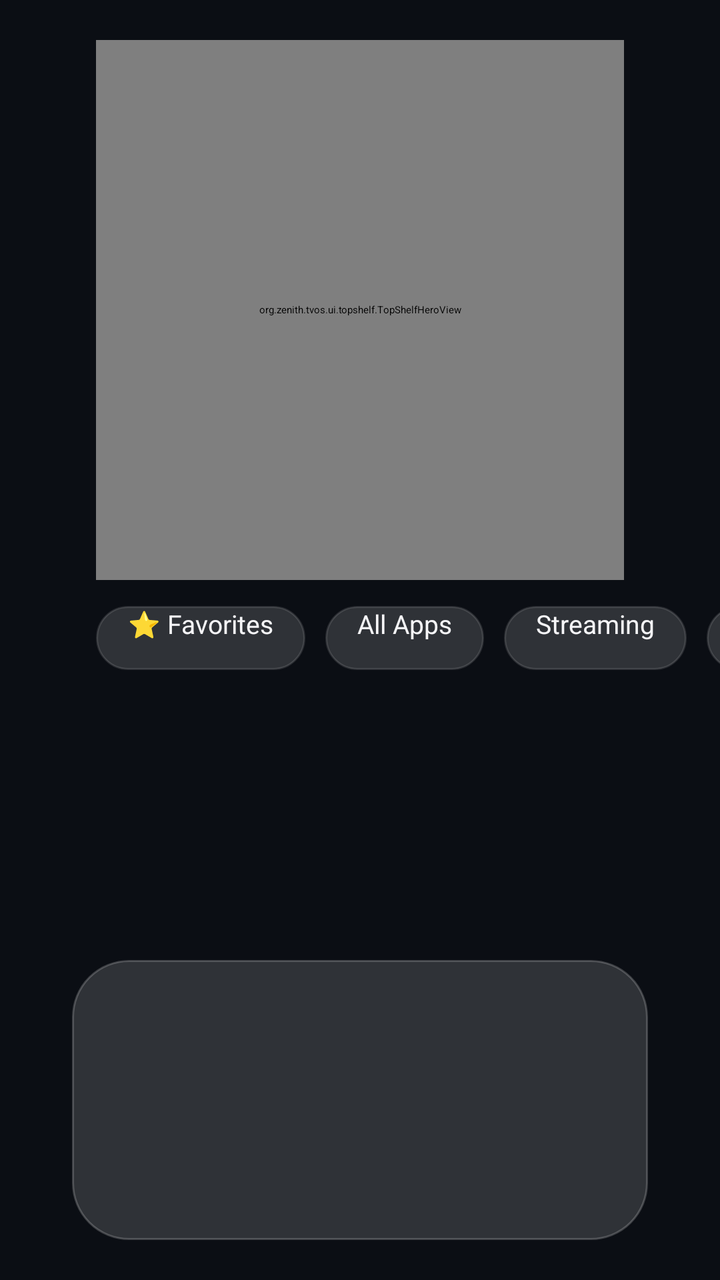
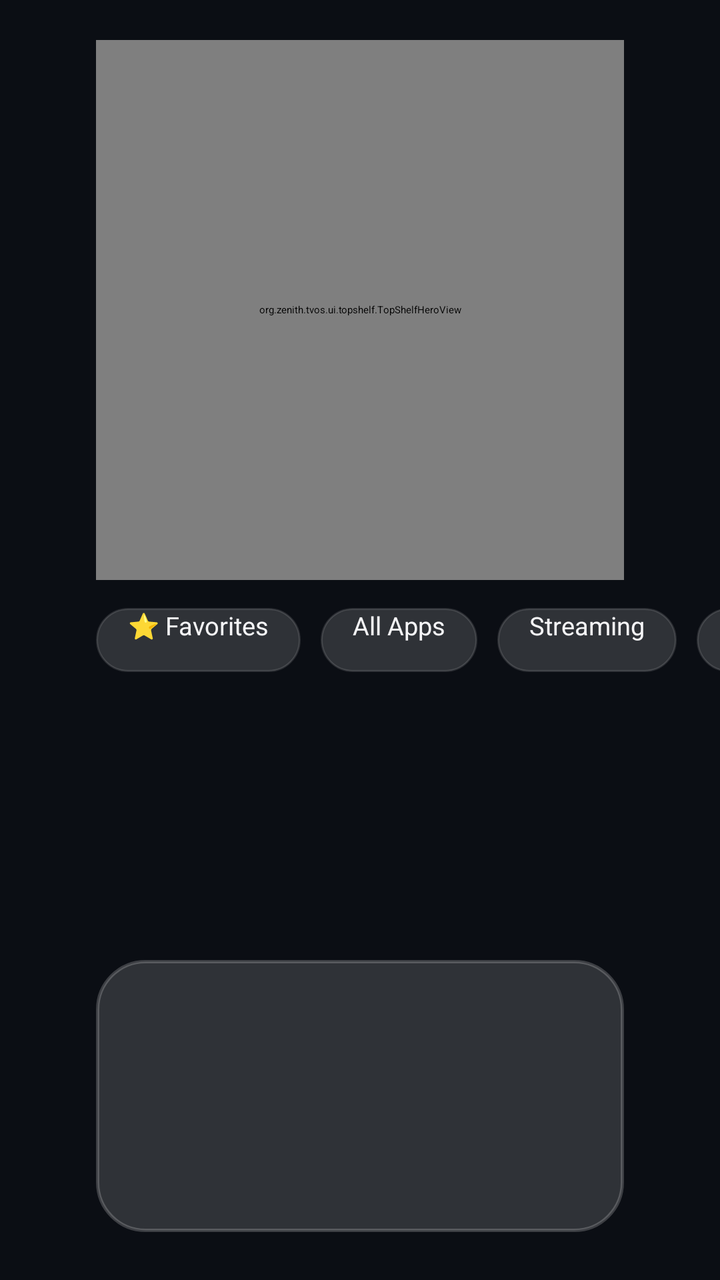

Two renders of the same Android screen: before a commit and after it. Below are the layout's source before the change and the commit's diff.
<!-- AndroidManifest.xml: activity theme Theme.ZenithTvOS.Launcher -->
<!-- res/layout/activity_main.xml -->
<?xml version="1.0" encoding="utf-8"?>
<RelativeLayout xmlns:android="http://schemas.android.com/apk/res/android"
    android:id="@+id/rootContainer"
    android:layout_width="match_parent"
    android:layout_height="match_parent"
    android:background="@color/tvos_background"
    android:clipChildren="false"
    android:clipToPadding="false">

    
    <org.zenith.tvos.ui.topshelf.TopShelfHeroView
        android:id="@+id/topShelfHero"
        android:layout_width="match_parent"
        android:layout_height="270dp"
        android:layout_alignParentTop="true"
        android:layout_marginHorizontal="48dp"
        android:layout_marginTop="20dp"
        android:clipChildren="false" />

    
    <HorizontalScrollView
        android:id="@+id/categoryPillsScroll"
        android:layout_width="match_parent"
        android:layout_height="38dp"
        android:layout_below="@id/topShelfHero"
        android:layout_marginHorizontal="48dp"
        android:layout_marginTop="10dp"
        android:scrollbars="none"
        android:overScrollMode="never">

        <LinearLayout
            android:id="@+id/categoryPillsLayout"
            android:layout_width="wrap_content"
            android:layout_height="match_parent"
            android:gravity="center_vertical"
            android:orientation="horizontal">

            <Button
                android:id="@+id/pillFavorites"
                android:layout_width="wrap_content"
                android:layout_height="32dp"
                android:layout_marginEnd="10dp"
                android:background="@drawable/bg_category_pill"
                android:focusable="true"
                android:paddingHorizontal="16dp"
                android:text="⭐ Favorites"
                android:textAllCaps="false"
                android:textColor="@color/tvos_text_primary"
                android:textSize="13sp" />

            <Button
                android:id="@+id/pillAll"
                android:layout_width="wrap_content"
                android:layout_height="32dp"
                android:layout_marginEnd="10dp"
                android:background="@drawable/bg_category_pill"
                android:focusable="true"
                android:paddingHorizontal="16dp"
                android:text="All Apps"
                android:textAllCaps="false"
                android:textColor="@color/tvos_text_primary"
                android:textSize="13sp" />

            <Button
                android:id="@+id/pillStreaming"
                android:layout_width="wrap_content"
                android:layout_height="32dp"
                android:layout_marginEnd="10dp"
                android:background="@drawable/bg_category_pill"
                android:focusable="true"
                android:paddingHorizontal="16dp"
                android:text="Streaming"
                android:textAllCaps="false"
                android:textColor="@color/tvos_text_primary"
                android:textSize="13sp" />

            <Button
                android:id="@+id/pillMusic"
                android:layout_width="wrap_content"
                android:layout_height="32dp"
                android:layout_marginEnd="10dp"
                android:background="@drawable/bg_category_pill"
                android:focusable="true"
                android:paddingHorizontal="16dp"
                android:text="Music"
                android:textAllCaps="false"
                android:textColor="@color/tvos_text_primary"
                android:textSize="13sp" />

            <Button
                android:id="@+id/pillGaming"
                android:layout_width="wrap_content"
                android:layout_height="32dp"
                android:layout_marginEnd="10dp"
                android:background="@drawable/bg_category_pill"
                android:focusable="true"
                android:paddingHorizontal="16dp"
                android:text="Games"
                android:textAllCaps="false"
                android:textColor="@color/tvos_text_primary"
                android:textSize="13sp" />

            <Button
                android:id="@+id/pillTools"
                android:layout_width="wrap_content"
                android:layout_height="32dp"
                android:layout_marginEnd="10dp"
                android:background="@drawable/bg_category_pill"
                android:focusable="true"
                android:paddingHorizontal="16dp"
                android:text="Tools"
                android:textAllCaps="false"
                android:textColor="@color/tvos_text_primary"
                android:textSize="13sp" />

            <Button
                android:id="@+id/pillSystem"
                android:layout_width="wrap_content"
                android:layout_height="32dp"
                android:layout_marginEnd="10dp"
                android:background="@drawable/bg_category_pill"
                android:focusable="true"
                android:paddingHorizontal="16dp"
                android:text="System"
                android:textAllCaps="false"
                android:textColor="@color/tvos_text_primary"
                android:textSize="13sp" />

        </LinearLayout>
    </HorizontalScrollView>

    
    <TextView
        android:id="@+id/focusedAppName"
        android:layout_width="wrap_content"
        android:layout_height="wrap_content"
        android:layout_above="@id/dockContainer"
        android:layout_centerHorizontal="true"
        android:layout_marginBottom="8dp"
        android:fontFamily="sans-serif-medium"
        android:text=""
        android:textColor="@color/tvos_text_primary"
        android:textSize="16sp"
        android:alpha="0.9" />

    
    <FrameLayout
        android:id="@+id/dockContainer"
        android:layout_width="match_parent"
        android:layout_height="140dp"
        android:layout_alignParentBottom="true"
        android:layout_marginHorizontal="36dp"
        android:layout_marginBottom="20dp"
        android:background="@drawable/bg_frosted_dock"
        android:clipChildren="false"
        android:clipToPadding="false"
        android:paddingHorizontal="20dp"
        android:paddingVertical="6dp">

        <androidx.recyclerview.widget.RecyclerView
            android:id="@+id/appRecyclerView"
            android:layout_width="match_parent"
            android:layout_height="match_parent"
            android:clipChildren="false"
            android:clipToPadding="false"
            android:descendantFocusability="afterDescendants"
            android:overScrollMode="never" />

    </FrameLayout>

</RelativeLayout>
<!-- resources referenced by this layout -->
<resources>
  <color name="tvos_background">#0B0E14</color>
  <color name="tvos_text_primary">#F5F5F7</color>
  <!-- drawable bg_category_pill (drawable) -->
  <?xml version="1.0" encoding="utf-8"?>
  <selector xmlns:android="http://schemas.android.com/apk/res/android">
      <item android:state_focused="true">
          <shape android:shape="rectangle">
              <corners android:radius="18dp" />
              <solid android:color="#FFFFFFFF" />
              <stroke android:width="2dp" android:color="#2997FF" />
          </shape>
      </item>
      <item android:state_selected="true">
          <shape android:shape="rectangle">
              <corners android:radius="18dp" />
              <solid android:color="#332997FF" />
              <stroke android:width="1dp" android:color="#2997FF" />
          </shape>
      </item>
      <item>
          <shape android:shape="rectangle">
              <corners android:radius="18dp" />
              <solid android:color="#26FFFFFF" />
              <stroke android:width="1dp" android:color="#20FFFFFF" />
          </shape>
      </item>
  </selector>
  <!-- drawable bg_frosted_dock (drawable) -->
  <?xml version="1.0" encoding="utf-8"?>
  <shape xmlns:android="http://schemas.android.com/apk/res/android"
      android:shape="rectangle">
      <corners android:radius="28dp" />
      <solid android:color="#26FFFFFF" />
      <stroke
          android:width="1dp"
          android:color="#33FFFFFF" />
  </shape>
  <style name="Theme.ZenithTvOS.Launcher" parent="Theme.ZenithTvOS">
          <item name="android:windowShowWallpaper">false</item>
          <item name="android:windowDisablePreview">true</item>
          <item name="android:windowAnimationStyle">@null</item>
      </style>
  <style name="Theme.ZenithTvOS" parent="Theme.Leanback">
          <item name="android:windowBackground">@color/tvos_background</item>
          <item name="android:textColorPrimary">@color/tvos_text_primary</item>
          <item name="android:textColorSecondary">@color/tvos_text_secondary</item>
          <item name="android:windowNoTitle">true</item>
          <item name="android:windowFullscreen">true</item>
      </style>
  <color name="tvos_text_secondary">#8E8E93</color>
</resources>

<!-- the commit's change to res/layout/activity_main.xml (unified diff, before → after) -->
@@ -13,7 +13,10 @@
         android:layout_width="match_parent"
         android:layout_height="270dp"
         android:layout_alignParentTop="true"
-        android:layout_marginHorizontal="48dp"
+        android:layout_marginStart="48dp"
+        android:layout_marginEnd="48dp"
+        android:layout_marginLeft="48dp"
+        android:layout_marginRight="48dp"
         android:layout_marginTop="20dp"
         android:clipChildren="false" />
 
@@ -21,10 +24,13 @@
     <HorizontalScrollView
         android:id="@+id/categoryPillsScroll"
         android:layout_width="match_parent"
-        android:layout_height="38dp"
+        android:layout_height="36dp"
         android:layout_below="@id/topShelfHero"
-        android:layout_marginHorizontal="48dp"
-        android:layout_marginTop="10dp"
+        android:layout_marginStart="48dp"
+        android:layout_marginEnd="48dp"
+        android:layout_marginLeft="48dp"
+        android:layout_marginRight="48dp"
+        android:layout_marginTop="12dp"
         android:scrollbars="none"
         android:overScrollMode="never">
 
@@ -40,91 +46,112 @@
                 android:layout_width="wrap_content"
                 android:layout_height="32dp"
                 android:layout_marginEnd="10dp"
-                android:background="@drawable/bg_category_pill"
-                android:focusable="true"
+                android:layout_marginRight="10dp"
+                android:background="@drawable/bg_category_pill"
+                android:focusable="true"
+                android:nextFocusUp="@+id/btnTopShelfPlay"
+                android:nextFocusDown="@+id/appRecyclerView"
                 android:paddingHorizontal="16dp"
                 android:text="⭐ Favorites"
                 android:textAllCaps="false"
                 android:textColor="@color/tvos_text_primary"
-                android:textSize="13sp" />
+                android:textSize="12.5sp" />
 
             <Button
                 android:id="@+id/pillAll"
                 android:layout_width="wrap_content"
                 android:layout_height="32dp"
                 android:layout_marginEnd="10dp"
-                android:background="@drawable/bg_category_pill"
-                android:focusable="true"
+                android:layout_marginRight="10dp"
+                android:background="@drawable/bg_category_pill"
+                android:focusable="true"
+                android:nextFocusUp="@+id/btnTopShelfPlay"
+                android:nextFocusDown="@+id/appRecyclerView"
                 android:paddingHorizontal="16dp"
                 android:text="All Apps"
                 android:textAllCaps="false"
                 android:textColor="@color/tvos_text_primary"
-                android:textSize="13sp" />
+                android:textSize="12.5sp" />
 
             <Button
                 android:id="@+id/pillStreaming"
                 android:layout_width="wrap_content"
                 android:layout_height="32dp"
                 android:layout_marginEnd="10dp"
-                android:background="@drawable/bg_category_pill"
-                android:focusable="true"
+                android:layout_marginRight="10dp"
+                android:background="@drawable/bg_category_pill"
+                android:focusable="true"
+                android:nextFocusUp="@+id/btnTopShelfPlay"
+                android:nextFocusDown="@+id/appRecyclerView"
                 android:paddingHorizontal="16dp"
                 android:text="Streaming"
                 android:textAllCaps="false"
                 android:textColor="@color/tvos_text_primary"
-                android:textSize="13sp" />
+                android:textSize="12.5sp" />
 
             <Button
                 android:id="@+id/pillMusic"
                 android:layout_width="wrap_content"
                 android:layout_height="32dp"
                 android:layout_marginEnd="10dp"
-                android:background="@drawable/bg_category_pill"
-                android:focusable="true"
+                android:layout_marginRight="10dp"
+                android:background="@drawable/bg_category_pill"
+                android:focusable="true"
+                android:nextFocusUp="@+id/btnTopShelfPlay"
+                android:nextFocusDown="@+id/appRecyclerView"
                 android:paddingHorizontal="16dp"
                 android:text="Music"
                 android:textAllCaps="false"
                 android:textColor="@color/tvos_text_primary"
-                android:textSize="13sp" />
+                android:textSize="12.5sp" />
 
             <Button
                 android:id="@+id/pillGaming"
                 android:layout_width="wrap_content"
                 android:layout_height="32dp"
                 android:layout_marginEnd="10dp"
-                android:background="@drawable/bg_category_pill"
-                android:focusable="true"
+                android:layout_marginRight="10dp"
+                android:background="@drawable/bg_category_pill"
+                android:focusable="true"
+                android:nextFocusUp="@+id/btnTopShelfPlay"
+                android:nextFocusDown="@+id/appRecyclerView"
                 android:paddingHorizontal="16dp"
                 android:text="Games"
                 android:textAllCaps="false"
                 android:textColor="@color/tvos_text_primary"
-                android:textSize="13sp" />
+                android:textSize="12.5sp" />
 
             <Button
                 android:id="@+id/pillTools"
                 android:layout_width="wrap_content"
                 android:layout_height="32dp"
                 android:layout_marginEnd="10dp"
-                android:background="@drawable/bg_category_pill"
-                android:focusable="true"
+                android:layout_marginRight="10dp"
+                android:background="@drawable/bg_category_pill"
+                android:focusable="true"
+                android:nextFocusUp="@+id/btnTopShelfPlay"
+                android:nextFocusDown="@+id/appRecyclerView"
                 android:paddingHorizontal="16dp"
                 android:text="Tools"
                 android:textAllCaps="false"
                 android:textColor="@color/tvos_text_primary"
-                android:textSize="13sp" />
+                android:textSize="12.5sp" />
 
             <Button
                 android:id="@+id/pillSystem"
                 android:layout_width="wrap_content"
                 android:layout_height="32dp"
                 android:layout_marginEnd="10dp"
-                android:background="@drawable/bg_category_pill"
-                android:focusable="true"
+                android:layout_marginRight="10dp"
+                android:background="@drawable/bg_category_pill"
+                android:focusable="true"
+                android:nextFocusUp="@+id/btnTopShelfPlay"
+                android:nextFocusDown="@+id/appRecyclerView"
                 android:paddingHorizontal="16dp"
                 android:text="System"
                 android:textAllCaps="false"
                 android:textColor="@color/tvos_text_primary"
-                android:textSize="13sp" />
+                android:textSize="12.5sp" />
 
         </LinearLayout>
     </HorizontalScrollView>
@@ -136,26 +163,29 @@
         android:layout_height="wrap_content"
         android:layout_above="@id/dockContainer"
         android:layout_centerHorizontal="true"
-        android:layout_marginBottom="8dp"
+        android:layout_marginBottom="6dp"
         android:fontFamily="sans-serif-medium"
         android:text=""
         android:textColor="@color/tvos_text_primary"
-        android:textSize="16sp"
-        android:alpha="0.9" />
+        android:textSize="15sp"
+        android:alpha="0.85" />
 
     
     <FrameLayout
         android:id="@+id/dockContainer"
         android:layout_width="match_parent"
-        android:layout_height="140dp"
+        android:layout_height="136dp"
         android:layout_alignParentBottom="true"
-        android:layout_marginHorizontal="36dp"
-        android:layout_marginBottom="20dp"
+        android:layout_marginStart="48dp"
+        android:layout_marginEnd="48dp"
+        android:layout_marginLeft="48dp"
+        android:layout_marginRight="48dp"
+        android:layout_marginBottom="24dp"
         android:background="@drawable/bg_frosted_dock"
         android:clipChildren="false"
         android:clipToPadding="false"
         android:paddingHorizontal="20dp"
-        android:paddingVertical="6dp">
+        android:paddingVertical="8dp">
 
         <androidx.recyclerview.widget.RecyclerView
             android:id="@+id/appRecyclerView"
@@ -163,6 +193,7 @@
             android:layout_height="match_parent"
             android:clipChildren="false"
             android:clipToPadding="false"
+            android:nextFocusUp="@+id/pillFavorites"
             android:descendantFocusability="afterDescendants"
             android:overScrollMode="never" />
 
<!-- resource entries referenced after the edit -->
@@ -31,10 +31,10 @@
   <?xml version="1.0" encoding="utf-8"?>
   <shape xmlns:android="http://schemas.android.com/apk/res/android"
       android:shape="rectangle">
-      <corners android:radius="28dp" />
+      <corners android:radius="24dp" />
       <solid android:color="#26FFFFFF" />
       <stroke
-          android:width="1dp"
+          android:width="1.5dp"
           android:color="#33FFFFFF" />
   </shape>
   <style name="Theme.ZenithTvOS.Launcher" parent="Theme.ZenithTvOS">
